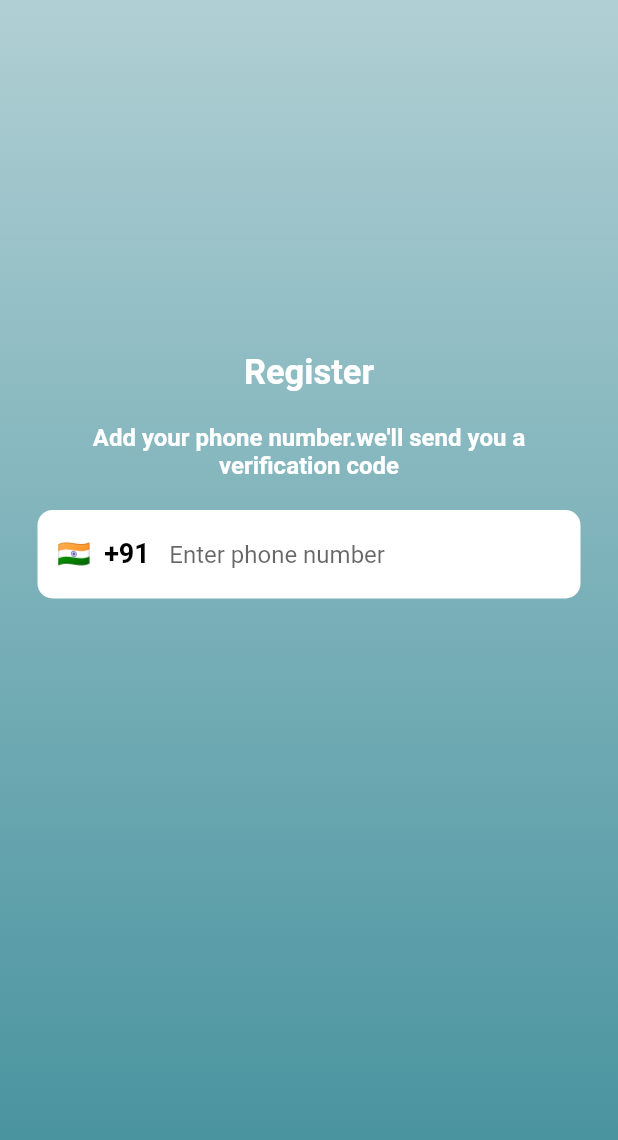
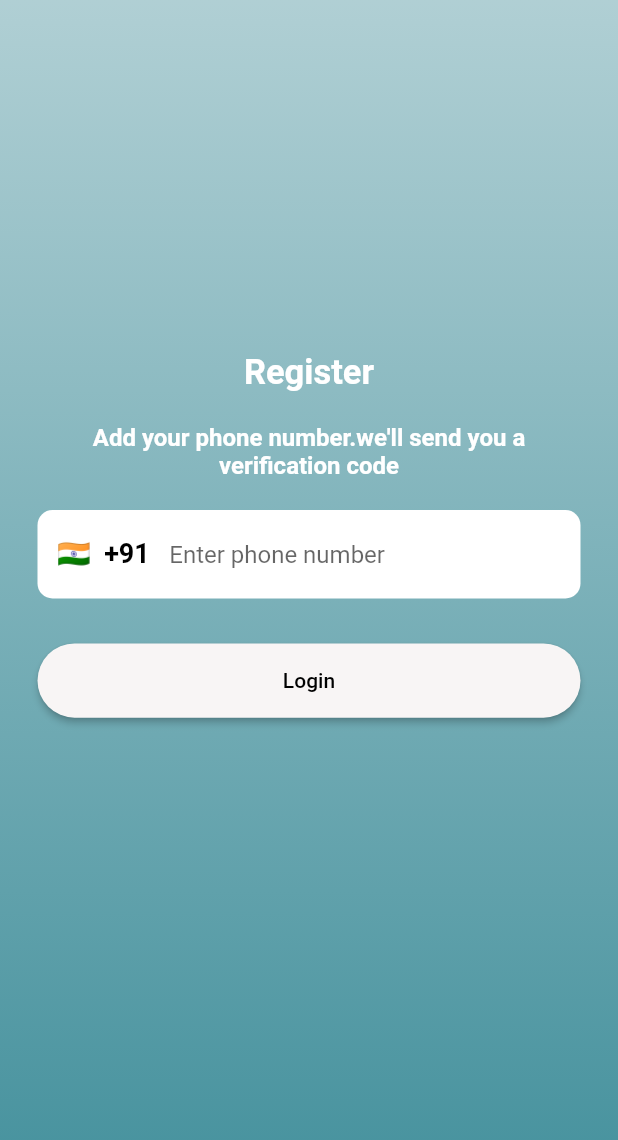
Before and after one commit to mohammedshahirck/Doctor-s-Clinic-App, a Flutter app: the RegisterScreen screen opened directly, on a phone screen of 412 x 824 dp. Shown: the top 1140 px of the screen. Run offline on Flutter 3.47's test engine with Material 2 defaults, Android fonts, the phone set to English and light mode, and no system bars; our stand-ins replace country_picker.

Commit message:
ui update

```diff
--- a/lib/screens/register_screen/register_screen.dart
+++ b/lib/screens/register_screen/register_screen.dart
@@ -34,10 +34,17 @@ class RegisterScreen extends StatelessWidget {
               textAlign: TextAlign.center,
             ),
             Ksize.ksize20,
-            CustomTextField(
-                prefixicon: Consumer<RegisterProvider>(
-                    builder: (context, values, child) {
-                  return Container(
+            Consumer<RegisterProvider>(builder: (context, values, child) {
+              return Form(
+                // key: values.formKey,
+                child: CustomTextField(
+                    validator: (value) {
+                      return values.validateMobile(value!);
+                    },
+                    onChanged: (value) {
+                      values.onchange(value);
+                    },
+                    prefixicon: Container(
                       padding: const EdgeInsets.all(13),
                       child: InkWell(
                         onTap: () {
@@ -55,11 +62,37 @@ class RegisterScreen extends StatelessWidget {
                           style: Tstyles.heading,
                         ),
                       ),
+                    ),
+                    suffixicon: values.phoneNumberController.text.length > 9
+                        ? const CircleAvatar(
+                            backgroundColor: Colors.green,
+                            child: Icon(
+                              Icons.done,
+                              color: Kcolors.bgcolor,
+                            ),
+                          )
+                        : null,
+                    hintText: "Enter phone number ",
+                    tiaction: TextInputAction.done,
+                    keyboardType: TextInputType.phone),
               );
             }),
-                hintText: "Enter phone number ",
-                tiaction: TextInputAction.done,
-                keyboardType: TextInputType.phone)
+            Ksize.ksize30,
+            SizedBox(
+              width: double.infinity,
+              height: MediaQuery.of(context).size.height * .06,
+              child: ElevatedButton(
+                onPressed: () {},
+                style: ElevatedButton.styleFrom(
+                  backgroundColor: Kcolors.bgcolor,
+                  shape: const StadiumBorder(),
+                ),
+                child: const Text(
+                  "Login",
+                  style: TextStyle(color: Colors.black),
+                ),
+              ),
+            )
           ],
         ),
       ))),
--- a/lib/widgets/custom_textfield.dart
+++ b/lib/widgets/custom_textfield.dart
@@ -12,6 +12,7 @@ class CustomTextField extends StatelessWidget {
     this.readOnly = false,
     required this.keyboardType,
     this.prefixicon,
+    this.onChanged,
   }) : super(key: key);
   final String hintText;
   final bool isPassword;
@@ -23,10 +24,12 @@ class CustomTextField extends StatelessWidget {
   final bool readOnly;
   final TextInputType? keyboardType;
   final Widget? prefixicon;
+  final Function(String)? onChanged;
 
   @override
   Widget build(BuildContext context) {
     return TextFormField(
+      onChanged: onChanged,
       textInputAction: tiaction,
       controller: controller,
       readOnly: readOnly,
```
Also changed, not shown: lib/provider/register_provider.dart (+16 -1 lines). Lines whose indentation alone changed are shown as unchanged.
